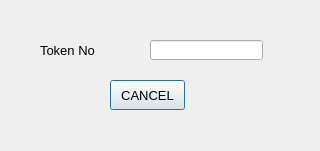
Before: the Qt Designer form cancellation.ui in nischalg8/Qt-Doctor-Appointment-System, drawn with Qt 5.
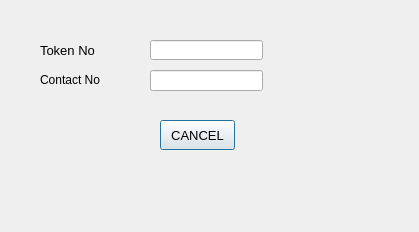
After: the same form once the commit is applied.

What changed in the file:
```diff
--- a/cancellation.ui
+++ b/cancellation.ui
@@ -9,8 +9,8 @@
    <rect>
     <x>0</x>
     <y>0</y>
-    <width>320</width>
-    <height>151</height>
+    <width>419</width>
+    <height>232</height>
    </rect>
   </property>
   <property name="windowTitle">
@@ -19,8 +19,8 @@
   <widget class="QPushButton" name="btnCancel">
    <property name="geometry">
     <rect>
-     <x>110</x>
-     <y>80</y>
+     <x>160</x>
+     <y>120</y>
      <width>75</width>
      <height>30</height>
     </rect>
@@ -70,16 +70,39 @@
   <widget class="QLabel" name="lblInfo">
    <property name="geometry">
     <rect>
-     <x>70</x>
-     <y>120</y>
-     <width>181</width>
-     <height>16</height>
+     <x>50</x>
+     <y>170</y>
+     <width>321</width>
+     <height>20</height>
     </rect>
    </property>
    <property name="text">
     <string/>
    </property>
   </widget>
+  <widget class="QLineEdit" name="txtContactNo">
+   <property name="geometry">
+    <rect>
+     <x>150</x>
+     <y>70</y>
+     <width>113</width>
+     <height>21</height>
+    </rect>
+   </property>
+  </widget>
+  <widget class="QLabel" name="label">
+   <property name="geometry">
+    <rect>
+     <x>40</x>
+     <y>70</y>
+     <width>81</width>
+     <height>20</height>
+    </rect>
+   </property>
+   <property name="text">
+    <string>Contact No</string>
+   </property>
+  </widget>
  </widget>
  <resources/>
  <connections/>
```
